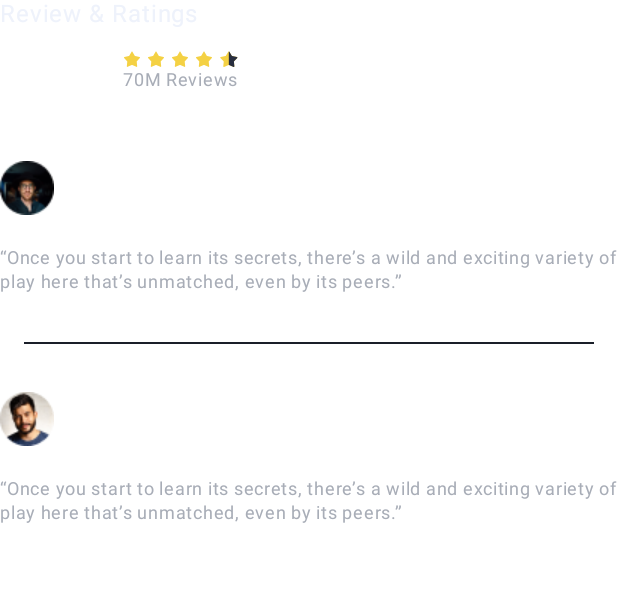
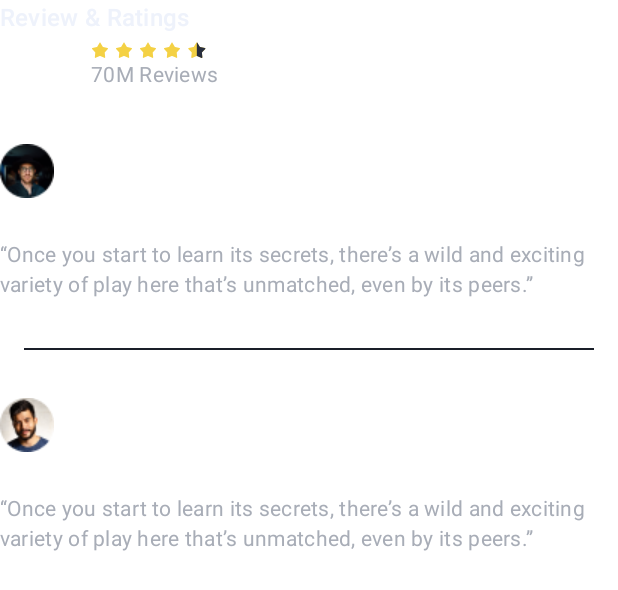
Before and after one commit to Qiraa/DotaApp, an Android app built with Jetpack Compose: the @Preview function DotaReviewSectionPreview, on a phone screen of 412 x 824 dp. Shown: the top 590 px of the screen. Run offline under Robolectric (Android 15) with nearby library versions, the phone set to English and light mode, and no system bars.

Commit message:
Add font, new file for UI elemets, shapes for videos

```diff
--- a/app/src/main/java/com/example/dotaapp/DotaReviewSection.kt
+++ b/app/src/main/java/com/example/dotaapp/DotaReviewSection.kt
@@ -8,6 +8,7 @@ import androidx.compose.foundation.layout.Spacer
 import androidx.compose.foundation.layout.padding
 import androidx.compose.foundation.layout.size
 import androidx.compose.material3.Divider
+import androidx.compose.material3.MaterialTheme
 import androidx.compose.material3.Text
 import androidx.compose.runtime.Composable
 import androidx.compose.ui.Alignment
@@ -18,11 +19,9 @@ import androidx.compose.ui.res.painterResource
 import androidx.compose.ui.res.stringResource
 import androidx.compose.ui.tooling.preview.Preview
 import androidx.compose.ui.unit.dp
-import androidx.compose.ui.unit.sp
 import com.example.dotaapp.ui.theme.LavenderBlush
 import com.example.dotaapp.ui.theme.MettalicSilver
 import com.example.dotaapp.ui.theme.Mirage
-import com.example.dotaapp.ui.theme.StarImage
 import com.example.dotaapp.ui.theme.White66
 
 @Composable
@@ -51,21 +50,21 @@ fun DotaReviewSection(
     }
 }
 
+
 @Composable
 private fun ReviewsHeader(modifier: Modifier = Modifier) {
     Column(modifier = modifier) {
         Text(
             text = stringResource(id = R.string.review_ratings),
-            fontSize = 16.sp,
             color = LavenderBlush,
-            letterSpacing = 0.6.sp,
+            style = MaterialTheme.typography.titleMedium
         )
 
         Row(verticalAlignment = Alignment.CenterVertically) {
             Text(
                 text = 4.9.toString(),
                 color = Color.White,
-                fontSize = 48.sp
+                style = MaterialTheme.typography.headlineLarge
             )
             Spacer(modifier = Modifier.size(16.dp))
             Column {
@@ -78,8 +77,7 @@ private fun ReviewsHeader(modifier: Modifier = Modifier) {
                 Text(
                     text = stringResource(R.string.reviews_count),
                     color = MettalicSilver,
-                    fontSize = 12.sp,
-                    letterSpacing = 0.5.sp
+                    style = MaterialTheme.typography.bodyMedium
                 )
             }
         }
@@ -106,14 +104,12 @@ private fun CommentBlock(
                 Text(
                     text = name,
                     color = Color.White,
-                    fontSize = 16.sp,
-                    letterSpacing = 0.5.sp
+                    style = MaterialTheme.typography.bodyLarge
                 )
                 Text(
                     text = date,
                     color = White66,
-                    fontSize = 12.sp,
-                    letterSpacing = 0.5.sp
+                    style = MaterialTheme.typography.bodySmall
                 )
             }
         }
@@ -121,9 +117,9 @@ private fun CommentBlock(
         Text(
             text = comment,
             color = MettalicSilver,
-            fontSize = 12.sp,
-            letterSpacing = 0.5.sp,
-            lineHeight = 16.sp
+            style = MaterialTheme.typography.bodyMedium
+
+
         )
     }
 }
--- /dev/null
+++ b/app/src/main/java/com/example/dotaapp/UiElements.kt
@@ -0,0 +1,53 @@
+package com.example.dotaapp
+
+import androidx.compose.foundation.Image
+import androidx.compose.foundation.layout.PaddingValues
+import androidx.compose.foundation.shape.RoundedCornerShape
+import androidx.compose.material3.Button
+import androidx.compose.material3.ButtonDefaults
+import androidx.compose.material3.MaterialTheme
+import androidx.compose.material3.Text
+import androidx.compose.runtime.Composable
+import androidx.compose.ui.Modifier
+import androidx.compose.ui.res.painterResource
+import androidx.compose.ui.res.stringResource
+import androidx.compose.ui.unit.dp
+import com.example.dotaapp.ui.theme.BlueCharcoal
+import com.example.dotaapp.ui.theme.PapayaWhip
+
+@Composable
+fun InstallButton(
+    modifier: Modifier = Modifier,
+) {
+    Button(
+        onClick = { /*TODO*/ },
+        colors = ButtonDefaults.buttonColors(PapayaWhip, BlueCharcoal),
+        shape = RoundedCornerShape(12.dp),
+        contentPadding = PaddingValues(vertical = 16.dp),
+        modifier = modifier,
+    ) {
+        Text(
+            text = stringResource(id = R.string.install_game),
+            style = MaterialTheme.typography.titleLarge
+        )
+    }
+}
+@Composable
+fun StarImage(
+    isHalf: Boolean = false,
+    modifier: Modifier = Modifier
+) {
+    if (isHalf) {
+        Image(
+            painter = painterResource(id = R.drawable.half_star),
+            contentDescription = stringResource(R.string.half_star),
+            modifier = modifier
+        )
+    } else {
+        Image(
+            painter = painterResource(id = R.drawable.star),
+            contentDescription = stringResource(R.string.full_star),
+            modifier = modifier
+        )
+    }
+}
--- a/app/src/main/java/com/example/dotaapp/ui/theme/StarImage.kt
+++ /dev/null
@@ -1,32 +0,0 @@
-package com.example.dotaapp.ui.theme
-
-import androidx.compose.foundation.Image
-import androidx.compose.runtime.Composable
-import androidx.compose.ui.Modifier
-import androidx.compose.ui.res.painterResource
-import com.example.dotaapp.R
-
-@Composable
-fun StarImage(
-    isHalf: Boolean = false,
-    modifier: Modifier = Modifier
-) {
-    if (isHalf) {
-        Image(
-            painter = painterResource(id = R.drawable.half_star),
-            contentDescription = null,
-            modifier = modifier
-        )
-    } else {
-        Image(
-            painter = painterResource(id = R.drawable.star),
-            contentDescription = null,
-            modifier = modifier
-        )
-    }
-}
-
-@Composable
-fun StarImagePreview() {
-    StarImage()
-}
--- a/app/src/main/res/values/strings.xml
+++ b/app/src/main/res/values/strings.xml
@@ -18,4 +18,7 @@
     <string name="comment2_username">Jang Marcelino</string>
     <string name="comment2_date">February 14, 2019</string>
     <string name="comment2_text">“Once you start to learn its secrets, there’s a wild and exciting variety of play here that’s unmatched, even by its peers.”</string>
+    <string name="gameplay_video">Gameplay video</string>
+    <string name="full_star">star</string>
+    <string name="half_star">Half star</string>
 </resources>
```
Also changed, not shown: app/src/main/java/com/example/dotaapp/DotaDetailsSection.kt (+8 -14 lines), app/src/main/java/com/example/dotaapp/MainActivity.kt (+1 -18 lines), app/src/main/java/com/example/dotaapp/ui/theme/FontFamilies.kt (added, +13 -0 lines), app/src/main/java/com/example/dotaapp/ui/theme/Type.kt (+24 -12 lines), app/src/main/res/font/modernist_bold.otf (added), app/src/main/res/font/modernist_regular.otf (added).
